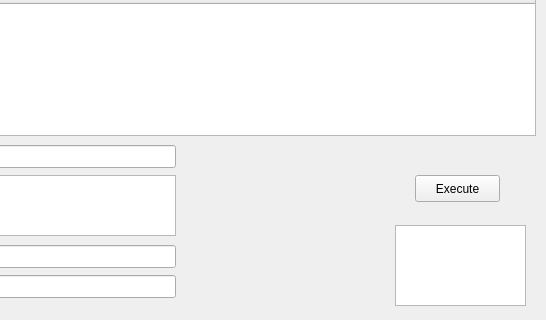
Before: the Qt Designer form forms/mainwindow.ui in mfoo/sched, drawn with Qt 5; both pictures show x 505 to 1051 and y 321 to 641 of the 1051 by 738 pixel window.
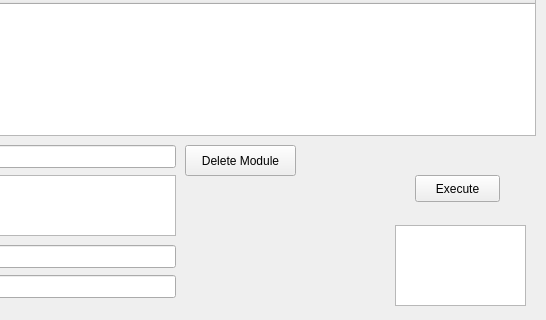
After: the same form once the commit is applied.

Commit message: Added a button to enable deleting modules to the UI.

```diff
--- a/forms/mainwindow.ui
+++ b/forms/mainwindow.ui
@@ -364,6 +364,19 @@
      <string>The IDs of the modules that must be executed before this module</string>
     </property>
    </widget>
+   <widget class="QPushButton" name="deleteModuleButton">
+    <property name="geometry">
+     <rect>
+      <x>690</x>
+      <y>430</y>
+      <width>111</width>
+      <height>31</height>
+     </rect>
+    </property>
+    <property name="text">
+     <string>Delete Module</string>
+    </property>
+   </widget>
   </widget>
   <widget class="QMenuBar" name="menuBar">
    <property name="geometry">
```
